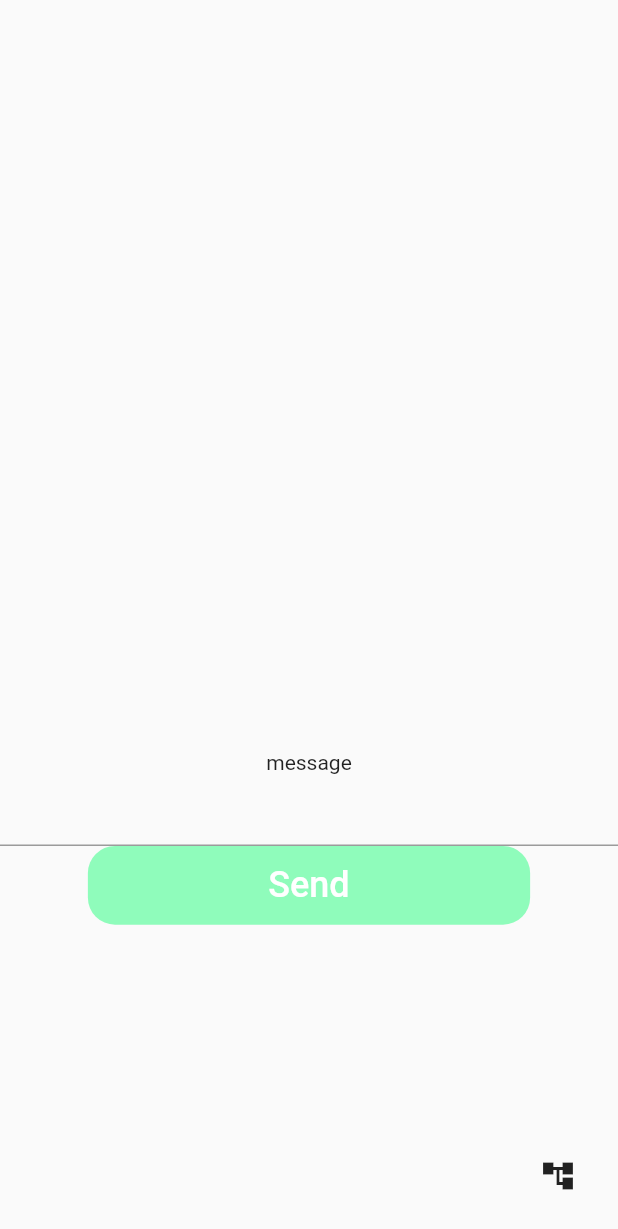
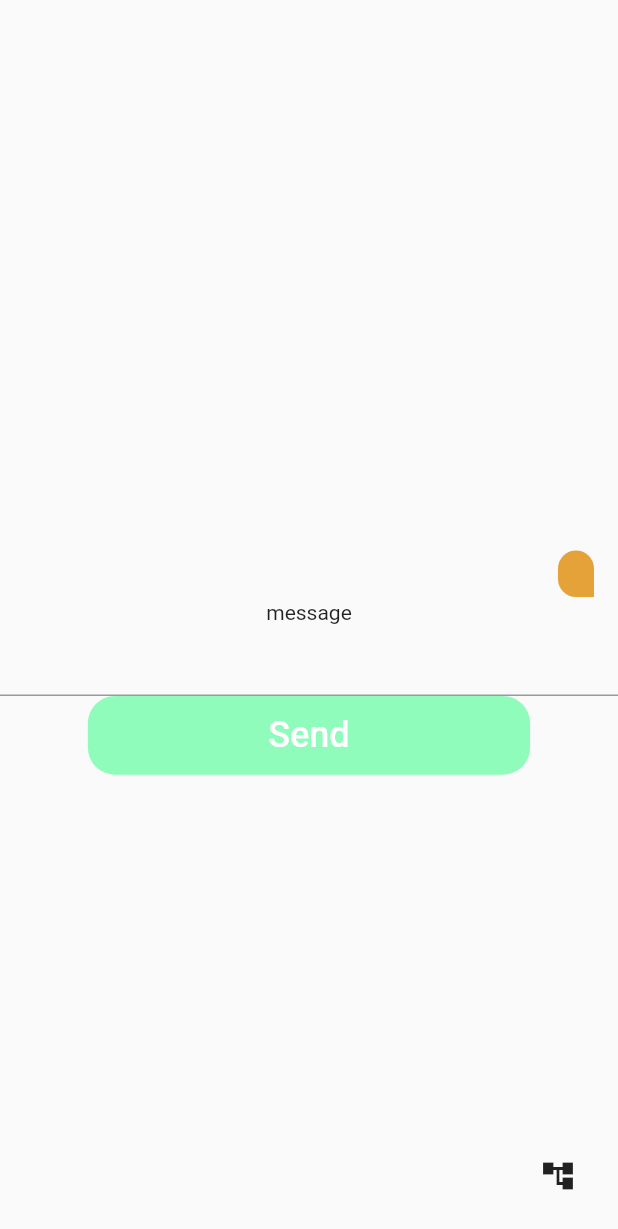
Before and after one commit to budda24/chat_max, a Flutter app: the ChatScreen screen opened directly, after a tap on "Send", on a phone screen of 412 x 824 dp. Shown: the top 1229 px of the screen. Run offline on Flutter 3.47's test engine with Material 2 defaults, Android fonts, the phone set to English and light mode, and no system bars; our stand-ins replace chat_bubbles, cloud_firestore, firebase_auth, firebase_core, flutter_screenutil, get; accounts and stored records are empty; Roboto replaces fonts that are missing (Montserrat).

Commit message:
comming back to project

```diff
--- a/lib/controller.dart
+++ b/lib/controller.dart
@@ -5,6 +5,8 @@ import 'package:get/get.dart';
 import 'helpers/theme/alert_styles.dart';
 import 'infrastructure/auth.dart';
 import 'infrastructure/datebase.dart';
+import 'screens/chatscreen.dart';
+import 'screens/loginScreen.dart';
 
 class LoginController extends GetxController {
   GlobalKey<FormState> formKey = GlobalKey();
@@ -71,8 +73,11 @@ class LoginController extends GetxController {
               .signInWithEmailAndPassword(
                   email: emailController.text,
                   password: passwordController.text)
-              .then((value) {});
+              .then((value) {
+            Get.to(ChatScreen());
+          });
         } on FirebaseAuthException catch (error) {
+          Get.to(LoginView());
           customSnackbar("Sign in failed because ${error.message ?? ''}");
         }
       }
@@ -88,8 +93,9 @@ class LoginController extends GetxController {
             email: emailController.text, password: passwordController.text);
         print(userCredential.user!.uid);
         if (userCredential.user != null) {
-        await  Database()
-              .createUser(userCredential.user!.uid,emailController.text, userNameController.text);
+          await Database().createUser(userCredential.user!.uid,
+              emailController.text, userNameController.text);
+          Get.to(ChatScreen());
         }
       } else {
         Get.showSnackbar(customSnackbar('Email Already Exists'));
@@ -99,4 +105,15 @@ class LoginController extends GetxController {
           customSnackbar('Sign up failed because ${error.message}'));
     }
   }
+
+  RxString name = ''.obs;
+  Future<void> getName() async {
+    name.value = await Database().featchUser(auth.currentUser!.uid);
+  }
+
+/*   @override
+  void onInit() async {
+    await getName();
+    super.onInit();
+  } */
 }
--- a/lib/infrastructure/auth.dart
+++ b/lib/infrastructure/auth.dart
@@ -2,6 +2,8 @@ import 'package:chat/helpers/theme/alert_styles.dart';
 import 'package:flutter/material.dart';
 import 'package:get/get.dart';
 import 'package:firebase_auth/firebase_auth.dart';
+
+import 'datebase.dart';
 
 final auth = FirebaseAuth.instance;
 class Auth{
@@ -26,7 +28,7 @@ class Auth{
   }
 }
 
- Future<void> createUserToAuth(String email, String password) async {
+ Future<void> createUserToAuth(String email, String password, String name) async {
     try {
       final List userEmails =
           await auth.fetchSignInMethodsForEmail(email );
@@ -34,10 +36,10 @@ class Auth{
         final userCredential = await auth.createUserWithEmailAndPassword(
             email:email, password: password);
         print(userCredential.user!.uid);
-        /* if (userCredential.user != null) {
-          user.id = userCredential.user!.uid;
-          await Database().createUser(user);
-        } */
+        if (userCredential.user != null) {
+          /* user.id = userCredential.user!.uid; */
+          await Database().createUser(auth.currentUser!.uid, email, name);
+        }
       } else {
          Get.showSnackbar(customSnackbar('Email Already Exists'));
       }
--- a/lib/infrastructure/datebase.dart
+++ b/lib/infrastructure/datebase.dart
@@ -1,28 +1,35 @@
 import 'package:chat/helpers/theme/alert_styles.dart';
+import 'package:chat/infrastructure/auth.dart';
+import 'package:chat/screens/loginScreen.dart';
 import 'package:cloud_firestore/cloud_firestore.dart';
 import 'package:get/get.dart';
 
 final db = FirebaseFirestore.instance;
 
 class Database {
-  void addMessage(String message) async {
+  Future<void> addMessage(
+      {required String message, required String userId}) async {
     FieldValue id = FieldValue.serverTimestamp();
-    await db
-        .collection('chat/MfGFtUTDbwZ5q7HG16jC/messahes')
-        .add({'text': message.toString()}).catchError(
+    await db.collection('chat/').add({
+      'text': message.toString(),
+      'createdAt': id,
+      'userId': userId,
+      'userName': auth.currentUser!.displayName,
+    }).catchError(
       (onError) => Get.showSnackbar(
         customSnackbar('Sign up failed because ${onError.message}'),
       ),
     );
   }
 
-  Stream<QuerySnapshot<Map<String, dynamic>>> feachChats() {
+  Stream<QuerySnapshot<Map<String, dynamic>>> feachChats(String userId) {
     return FirebaseFirestore.instance
-        .collection('chat/MfGFtUTDbwZ5q7HG16jC/messages')
+        .collection('chat/')
+        .orderBy('createdAt', descending: true)
         .snapshots();
   }
 
- Future<void> createUser(String id,String email, String name) async {
+  Future<void> createUser(String id, String email, String name) async {
     await db
         .collection('user')
         .doc(id)
@@ -32,4 +39,9 @@ class Database {
       ),
     );
   }
+
+  Future<String> featchUser(String id) async {
+    var user = await db.collection('user').doc(id).get();
+    return user['userName'];
+  }
 }
--- a/lib/main.dart
+++ b/lib/main.dart
@@ -1,10 +1,12 @@
 import 'package:chat/controller.dart';
+import 'package:chat/screens/chatscreen.dart';
 import 'package:flutter/material.dart';
 import 'package:get/get.dart';
 import 'package:firebase_core/firebase_core.dart';
 
 import 'bindings.dart';
-import 'screens/login.dart';
+import 'infrastructure/auth.dart';
+import 'screens/loginScreen.dart';
 
 
 void main() async{
@@ -28,7 +30,7 @@ class MyApp extends StatelessWidget {
         primarySwatch: Colors.blue,
       ),
        getPages: [
-         GetPage(name: '/', page: ()=>LoginView(),binding: LoginBinding() )
+         GetPage(name: '/', page: ()=> /* auth.currentUser == null ? */ LoginView()/*:  ChatScreen() */,binding: LoginBinding() )
        ],
     );
   }
--- a/lib/screens/chat.dart
+++ /dev/null
@@ -1,73 +0,0 @@
-import 'package:chat/controller.dart';
-import 'package:chat/helpers/theme/app_colors.dart';
-import 'package:chat/helpers/widgets/online_tribes/main_button.dart';
-import 'package:chat/infrastructure/datebase.dart';
-import 'package:flutter/material.dart';
-import 'package:flutter/services.dart';
-import 'package:cloud_firestore/cloud_firestore.dart';
-import 'package:get/get.dart';
-
-class ChatScreen extends StatelessWidget {
-  const ChatScreen({Key? key}) : super(key: key);
-
-  @override
-  Widget build(BuildContext context) {
-    final controller = Get.find<LoginController>();
-    return Scaffold(
-      body: SafeArea(
-        child: SingleChildScrollView(
-          child: Column(children: [
-            Container(
-              width: double.infinity - 20,
-              height: 500,
-              child: StreamBuilder(
-                stream: Database().feachChats(),
-                builder: (_, AsyncSnapshot<QuerySnapshot> streamSnapshot) {
-                  if (streamSnapshot.connectionState ==
-                      ConnectionState.waiting) {
-                    return Center(child: CircularProgressIndicator());
-                  }
-                  return Container(
-                    margin: EdgeInsets.only(top: 120),
-                    child: ListView.builder(
-                        itemCount: streamSnapshot.data!.size,
-                        itemBuilder: (_, index) {
-                          return Text(streamSnapshot.data!.docs[index]['text']);
-                        }),
-                  );
-                },
-              ),
-            ),
-            Column(
-              children: [
-                Text('message'),
-                TextField(
-                  keyboardType: TextInputType.text,
-                  controller: controller.messageController,
-                ),
-                SlimRoundedButton(
-                  backgroundColour: AppColors.primaryColor,
-                  onPress: () async {
-                    /* await Database().feachChats()
-                            .listen((event) {
-                          event.docs.forEach((element) {
-                            print(element['text']);
-                          });
-                        }); */
-                    Database().addMessage(controller.messageController.text);
-                  },
-                  title: 'Send',
-                  textColor: AppColors.whiteColor,
-                )
-              ],
-            ),
-          ]),
-        ),
-      ),
-      floatingActionButton: IconButton(
-        onPressed: () {},
-        icon: Icon(Icons.account_tree),
-      ),
-    );
-  }
-}
--- /dev/null
+++ b/lib/screens/chatscreen.dart
@@ -0,0 +1,56 @@
+import 'package:chat/controller.dart';
+import 'package:chat/helpers/theme/app_colors.dart';
+import 'package:chat/helpers/theme/ui_helpers.dart';
+import 'package:chat/helpers/widgets/online_tribes/main_button.dart';
+import 'package:chat/infrastructure/auth.dart';
+import 'package:chat/infrastructure/datebase.dart';
+import 'package:chat/widgets/chat.dart';
+import 'package:firebase_auth/firebase_auth.dart';
+import 'package:flutter/material.dart';
+import 'package:flutter/services.dart';
+import 'package:cloud_firestore/cloud_firestore.dart';
+import 'package:get/get.dart';
+
+class ChatScreen extends StatelessWidget {
+  @override
+  build(BuildContext context) {
+    final controller = Get.find<LoginController>();
+
+
+    return Scaffold(
+      body: SafeArea(
+        child: SingleChildScrollView(
+          child: Column(
+            children: [
+              Container(
+                height: 400,
+                child: ChatWidget(),
+              ),
+              Text('message'),
+              TextField(
+                keyboardType: TextInputType.text,
+                controller: controller.messageController,
+              ),
+              SlimRoundedButton(
+                backgroundColour: AppColors.primaryColor,
+                onPress: () async {
+                  await Database().addMessage(
+                    message: controller.messageController.text,
+                    userId: auth.currentUser!.uid,
+                  );
+                  controller.messageController.clear();
+                },
+                title: 'Send',
+                textColor: AppColors.whiteColor,
+              )
+            ],
+          ),
+        ),
+      ),
+      floatingActionButton: IconButton(
+        onPressed: () {},
+        icon: Icon(Icons.account_tree),
+      ),
+    );
+  }
+}
--- a/lib/screens/login.dart
+++ b/lib/screens/loginScreen.dart
@@ -9,7 +9,7 @@ import '../../../helpers/widgets/online_tribes/main_button.dart';
 import '../../../helpers/widgets/online_tribes/custom_Checkbox.dart';
 
 import '../controller.dart';
-import 'chat.dart';
+import 'chatscreen.dart';
 
 /* class LoginScreen extends StatelessWidget {
   const LoginScreen({Key? key}) : super(key: key); */
--- /dev/null
+++ b/lib/widgets/chat.dart
@@ -0,0 +1,62 @@
+import 'package:chat/helpers/theme/app_colors.dart';
+import 'package:chat/infrastructure/auth.dart';
+import 'package:chat/infrastructure/datebase.dart';
+import 'package:chat_bubbles/chat_bubbles.dart';
+import 'package:cloud_firestore/cloud_firestore.dart';
+import 'package:flutter/material.dart';
+import 'package:get/get.dart';
+
+import '../controller.dart';
+
+class ChatWidget extends StatelessWidget {
+  @override
+  Widget build(BuildContext context) {
+    final controller = Get.find<LoginController>();
+
+    return StreamBuilder(
+        stream: Database().feachChats(auth.currentUser!.uid),
+        builder: (_, AsyncSnapshot<QuerySnapshot> streamSnapshot) {
+          if (streamSnapshot.connectionState == ConnectionState.waiting) {
+            return Center(child: CircularProgressIndicator());
+          }
+          return ListView.builder(
+              reverse: true,
+              itemCount: streamSnapshot.data!.size,
+              itemBuilder: (_, index) {
+                bool isSender = streamSnapshot.data!.docs[index]['userId'] ==
+                    auth.currentUser!.uid;
+                return Column(
+                  mainAxisAlignment: MainAxisAlignment.start,
+                  children: [
+                    GetX<LoginController>(
+                      initState: (state) async {
+                        await controller.getName();
+                      },
+                      builder: (c) => Container(
+                        width: 50,
+                        child: Text(
+                          controller.name.value,
+                          textAlign: TextAlign.right,
+                        ),
+                      ),
+                    ),
+                    Obx(() => Container(
+                          width: 50,
+                          child: Text(
+                            controller.name.value,
+                            textAlign: TextAlign.right,
+                          ),
+                        )),
+                    BubbleSpecialThree(
+                      text: streamSnapshot.data!.docs[index]['text'],
+                      color: AppColors.darkOrangeColor,
+                      tail: true,
+                      isSender: isSender,
+                      textStyle: TextStyle(color: Colors.white, fontSize: 16),
+                    ),
+                  ],
+                );
+              });
+        });
+  }
+}
--- a/pubspec.yaml
+++ b/pubspec.yaml
@@ -39,6 +39,8 @@ dependencies:
   cloud_firestore: ^3.1.8
   firebase_auth: ^3.3.7
   flutter_screenutil: ^5.3.1
+  chat_bubbles:
+
 
 dev_dependencies:
   flutter_test:
```
Also changed, not shown: pubspec.lock.
